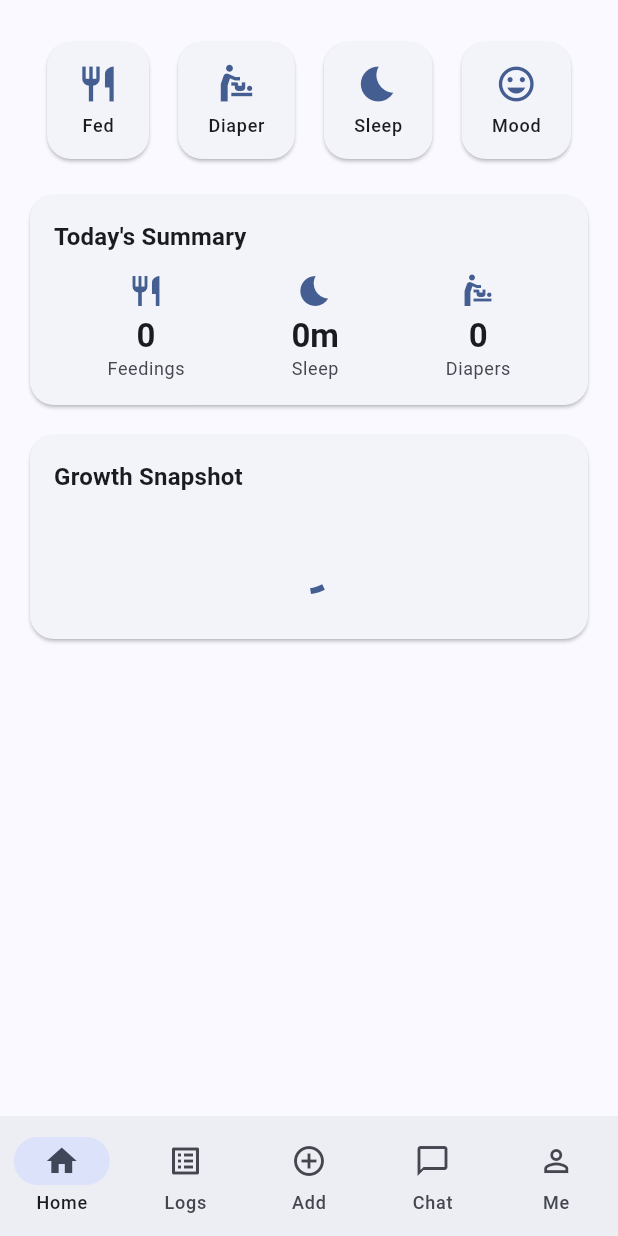
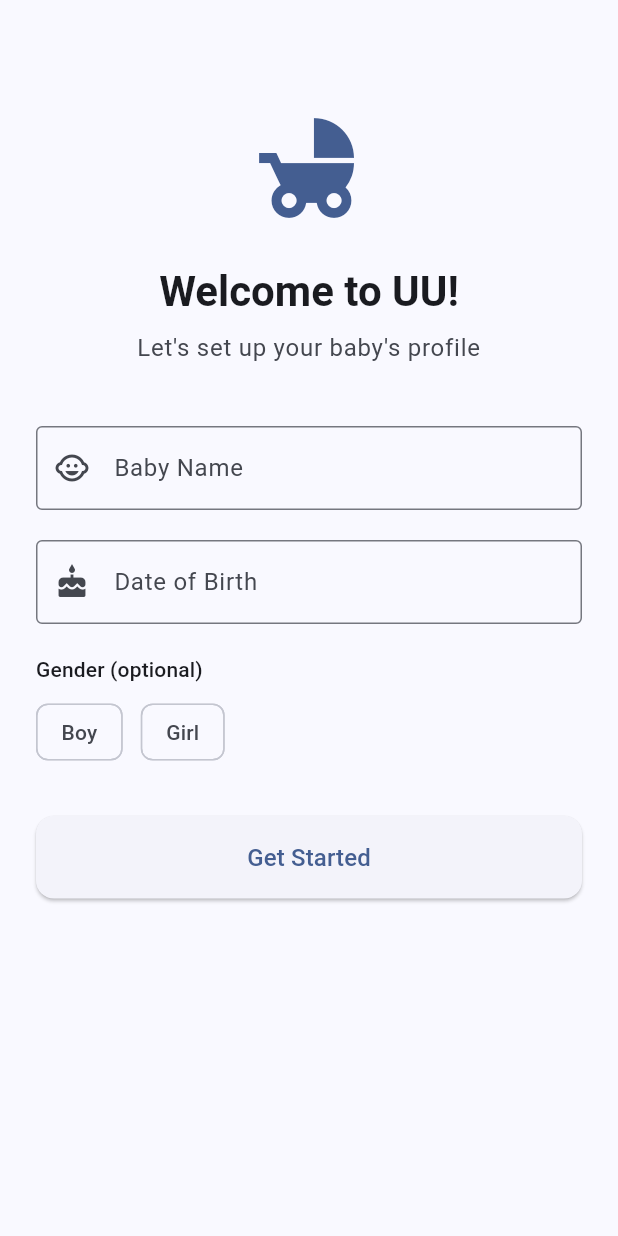
Before and after one commit to onehumburger/dealflow, a Flutter app: the screen it shows after launch, on a phone screen of 412 x 824 dp. Run offline on Flutter 3.47's test engine with Material 3 defaults, Android fonts, the phone set to English and light mode, and no system bars; our stand-ins replace drift, drift_flutter, fl_chart, flutter_riverpod, go_router; accounts and stored records are empty; generated files the repository leaves out were written again.

Commit message:
feat: add baby onboarding flow
Co-Authored-By: Claude Opus 4.6 <noreply@anthropic.com>

```diff
--- a/onecm/uu/lib/app.dart
+++ b/onecm/uu/lib/app.dart
@@ -2,20 +2,65 @@ import 'package:flutter/material.dart';
 import 'package:flutter_riverpod/flutter_riverpod.dart';
 import 'package:uu/config/router.dart';
 import 'package:uu/config/theme.dart';
+import 'package:uu/providers/baby_provider.dart';
+import 'package:uu/providers/onboarding_provider.dart';
 import 'package:uu/providers/theme_provider.dart';
 
-class UUApp extends ConsumerWidget {
+class UUApp extends ConsumerStatefulWidget {
   const UUApp({super.key});
 
   @override
-  Widget build(BuildContext context, WidgetRef ref) {
+  ConsumerState<UUApp> createState() => _UUAppState();
+}
+
+class _UUAppState extends ConsumerState<UUApp> {
+  bool _initialized = false;
+
+  @override
+  void initState() {
+    super.initState();
+    _checkOnboarding();
+  }
+
+  Future<void> _checkOnboarding() async {
+    final notifier = ref.read(onboardingNotifierProvider);
+    // Skip DB check if already marked as completed (e.g. in tests)
+    if (!notifier.hasCompleted) {
+      try {
+        final babies = await ref.read(allBabiesProvider.future);
+        notifier.hasCompleted = babies.isNotEmpty;
+      } catch (_) {
+        // If DB isn't ready yet, leave as not completed (will show onboarding)
+      }
+    }
+    if (mounted) {
+      setState(() => _initialized = true);
+    }
+  }
+
+  @override
+  Widget build(BuildContext context) {
     final themeMode = ref.watch(themeModeProvider);
+
+    if (!_initialized) {
+      return MaterialApp(
+        theme: AppTheme.light,
+        darkTheme: AppTheme.dark,
+        themeMode: themeMode,
+        home: const Scaffold(
+          body: Center(child: CircularProgressIndicator()),
+        ),
+      );
+    }
+
+    final goRouter = ref.watch(routerProvider);
+
     return MaterialApp.router(
       title: 'UU',
       theme: AppTheme.light,
       darkTheme: AppTheme.dark,
       themeMode: themeMode,
-      routerConfig: router,
+      routerConfig: goRouter,
     );
   }
 }
--- /dev/null
+++ b/onecm/uu/lib/providers/onboarding_provider.dart
@@ -0,0 +1,24 @@
+import 'package:flutter/foundation.dart';
+import 'package:flutter_riverpod/flutter_riverpod.dart';
+
+/// Notifier that controls whether onboarding redirect is active.
+/// Used as GoRouter's refreshListenable.
+class OnboardingNotifier extends ChangeNotifier {
+  bool _hasCompleted = false;
+  bool get hasCompleted => _hasCompleted;
+
+  set hasCompleted(bool value) {
+    if (_hasCompleted != value) {
+      _hasCompleted = value;
+      notifyListeners();
+    }
+  }
+}
+
+/// Global provider for the onboarding state.
+/// Shared between the router (for redirect) and screens.
+final onboardingNotifierProvider = Provider<OnboardingNotifier>((ref) {
+  final notifier = OnboardingNotifier();
+  ref.onDispose(() => notifier.dispose());
+  return notifier;
+});
--- a/onecm/uu/lib/providers/providers.dart
+++ b/onecm/uu/lib/providers/providers.dart
@@ -4,3 +4,4 @@ export 'baby_provider.dart';
 export 'growth_provider.dart';
 export 'daily_log_provider.dart';
 export 'timer_provider.dart';
+export 'onboarding_provider.dart';
--- /dev/null
+++ b/onecm/uu/lib/screens/onboarding/onboarding_screen.dart
@@ -0,0 +1,112 @@
+import 'package:flutter/material.dart';
+import 'package:flutter_riverpod/flutter_riverpod.dart';
+import 'package:go_router/go_router.dart';
+import 'package:uu/providers/baby_provider.dart';
+import 'package:uu/providers/onboarding_provider.dart';
+import 'package:uu/screens/onboarding/widgets/baby_form.dart';
+
+class OnboardingScreen extends ConsumerStatefulWidget {
+  const OnboardingScreen({super.key});
+
+  @override
+  ConsumerState<OnboardingScreen> createState() => _OnboardingScreenState();
+}
+
+class _OnboardingScreenState extends ConsumerState<OnboardingScreen> {
+  final _formKey = GlobalKey<FormState>();
+  final _formData = BabyFormData();
+  bool _isSaving = false;
+
+  Future<void> _onGetStarted() async {
+    if (!_formKey.currentState!.validate()) return;
+    _formKey.currentState!.save();
+
+    setState(() => _isSaving = true);
+
+    try {
+      final repo = ref.read(babyRepositoryProvider);
+      final baby = await repo.createBaby(
+        name: _formData.name,
+        dateOfBirth: _formData.dateOfBirth!,
+        gender: _formData.gender,
+      );
+
+      ref.read(selectedBabyIdProvider.notifier).state = baby.id;
+      ref.read(onboardingNotifierProvider).hasCompleted = true;
+
+      if (mounted) {
+        context.go('/home');
+      }
+    } catch (e) {
+      if (mounted) {
+        ScaffoldMessenger.of(context).showSnackBar(
+          SnackBar(content: Text('Error: $e')),
+        );
+      }
+    } finally {
+      if (mounted) setState(() => _isSaving = false);
+    }
+  }
+
+  @override
+  Widget build(BuildContext context) {
+    final theme = Theme.of(context);
+
+    return Scaffold(
+      body: SafeArea(
+        child: SingleChildScrollView(
+          padding: const EdgeInsets.all(24),
+          child: Column(
+            crossAxisAlignment: CrossAxisAlignment.stretch,
+            children: [
+              const SizedBox(height: 48),
+              Icon(
+                Icons.child_friendly,
+                size: 80,
+                color: theme.colorScheme.primary,
+              ),
+              const SizedBox(height: 24),
+              Text(
+                'Welcome to UU!',
+                style: theme.textTheme.headlineMedium?.copyWith(
+                  fontWeight: FontWeight.bold,
+                ),
+                textAlign: TextAlign.center,
+              ),
+              const SizedBox(height: 8),
+              Text(
+                "Let's set up your baby's profile",
+                style: theme.textTheme.bodyLarge?.copyWith(
+                  color: theme.colorScheme.onSurfaceVariant,
+                ),
+                textAlign: TextAlign.center,
+              ),
+              const SizedBox(height: 40),
+              BabyForm(formKey: _formKey, formData: _formData),
+              const SizedBox(height: 32),
+              ElevatedButton(
+                onPressed: _isSaving ? null : _onGetStarted,
+                style: ElevatedButton.styleFrom(
+                  padding: const EdgeInsets.symmetric(vertical: 16),
+                  shape: RoundedRectangleBorder(
+                    borderRadius: BorderRadius.circular(12),
+                  ),
+                ),
+                child: _isSaving
+                    ? const SizedBox(
+                        height: 20,
+                        width: 20,
+                        child: CircularProgressIndicator(strokeWidth: 2),
+                      )
+                    : const Text(
+                        'Get Started',
+                        style: TextStyle(fontSize: 16),
+                      ),
+              ),
+            ],
+          ),
+        ),
+      ),
+    );
+  }
+}
--- /dev/null
+++ b/onecm/uu/lib/screens/onboarding/widgets/baby_form.dart
@@ -0,0 +1,123 @@
+import 'package:flutter/material.dart';
+import 'package:intl/intl.dart';
+
+class BabyFormData {
+  String name = '';
+  DateTime? dateOfBirth;
+  String? gender;
+}
+
+class BabyForm extends StatefulWidget {
+  const BabyForm({
+    super.key,
+    required this.formKey,
+    required this.formData,
+  });
+
+  final GlobalKey<FormState> formKey;
+  final BabyFormData formData;
+
+  @override
+  State<BabyForm> createState() => _BabyFormState();
+}
+
+class _BabyFormState extends State<BabyForm> {
+  final _dateController = TextEditingController();
+
+  @override
+  void dispose() {
+    _dateController.dispose();
+    super.dispose();
+  }
+
+  Future<void> _pickDate() async {
+    final now = DateTime.now();
+    final picked = await showDatePicker(
+      context: context,
+      initialDate: widget.formData.dateOfBirth ?? now,
+      firstDate: now.subtract(const Duration(days: 365 * 3)),
+      lastDate: now,
+    );
+    if (picked != null) {
+      setState(() {
+        widget.formData.dateOfBirth = picked;
+        _dateController.text = DateFormat.yMMMd().format(picked);
+      });
+    }
+  }
+
+  @override
+  Widget build(BuildContext context) {
+    return Form(
+      key: widget.formKey,
+      child: Column(
+        crossAxisAlignment: CrossAxisAlignment.stretch,
+        children: [
+          TextFormField(
+            decoration: const InputDecoration(
+              labelText: 'Baby Name',
+              hintText: 'Enter your baby\'s name',
+              prefixIcon: Icon(Icons.child_care),
+              border: OutlineInputBorder(),
+            ),
+            textCapitalization: TextCapitalization.words,
+            validator: (value) {
+              if (value == null || value.trim().isEmpty) {
+                return 'Name is required';
+              }
+              return null;
+            },
+            onSaved: (value) => widget.formData.name = value!.trim(),
+          ),
+          const SizedBox(height: 20),
+          TextFormField(
+            controller: _dateController,
+            decoration: const InputDecoration(
+              labelText: 'Date of Birth',
+              hintText: 'Select date of birth',
+              prefixIcon: Icon(Icons.cake),
+              border: OutlineInputBorder(),
+            ),
+            readOnly: true,
+            onTap: _pickDate,
+            validator: (value) {
+              if (widget.formData.dateOfBirth == null) {
+                return 'Date of birth is required';
+              }
+              return null;
+            },
+          ),
+          const SizedBox(height: 20),
+          Text(
+            'Gender (optional)',
+            style: Theme.of(context).textTheme.titleSmall,
+          ),
+          const SizedBox(height: 8),
+          Wrap(
+            spacing: 12,
+            children: [
+              ChoiceChip(
+                label: const Text('Boy'),
+                selected: widget.formData.gender == 'male',
+                onSelected: (selected) {
+                  setState(() {
+                    widget.formData.gender = selected ? 'male' : null;
+                  });
+                },
+              ),
+              ChoiceChip(
+                label: const Text('Girl'),
+                selected: widget.formData.gender == 'female',
+                onSelected: (selected) {
+                  setState(() {
+                    widget.formData.gender = selected ? 'female' : null;
+                  });
+                },
+              ),
+            ],
+          ),
+        ],
+      ),
+    );
+  }
+}
```
Also changed, not shown: onecm/uu/lib/config/router.dart (+33 -1 lines), 3 other files.
